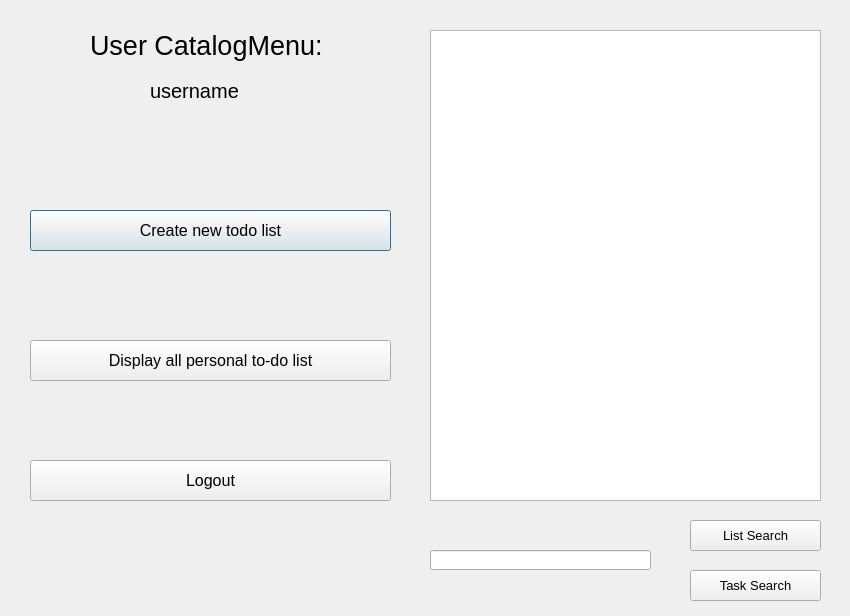
Qt form secondmain.ui (kuku20/qttodolist) before a commit.
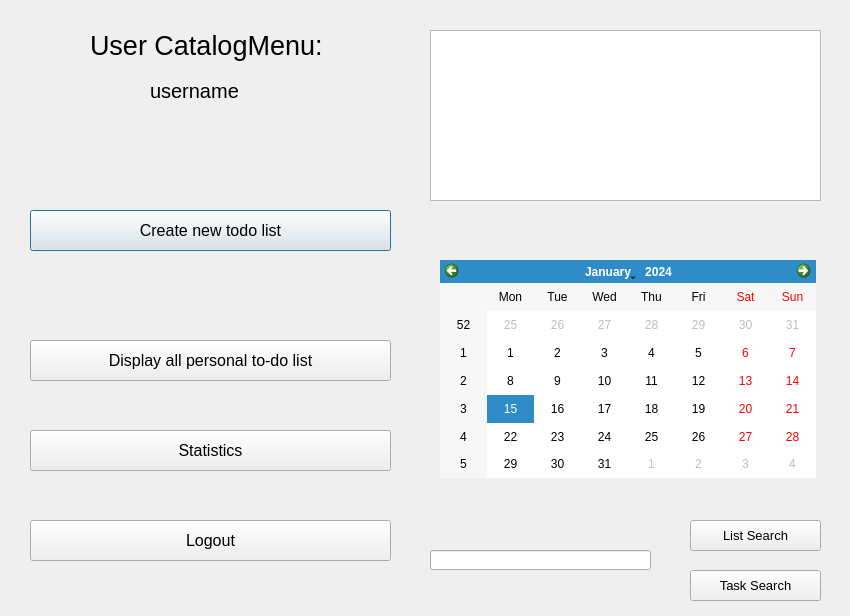
The same form after that commit.

Commit message:
statistic feature completed
statistics feature and its display gui are completed

Diff of the .ui file:
```diff
--- a/secondmain.ui
+++ b/secondmain.ui
@@ -71,7 +71,7 @@
    <property name="geometry">
     <rect>
      <x>30</x>
-     <y>460</y>
+     <y>520</y>
      <width>361</width>
      <height>41</height>
     </rect>
@@ -145,7 +145,7 @@
      <x>430</x>
      <y>30</y>
      <width>391</width>
-     <height>471</height>
+     <height>171</height>
     </rect>
    </property>
   </widget>
@@ -182,6 +182,34 @@
     <string>Task Search</string>
    </property>
   </widget>
+  <widget class="QCalendarWidget" name="calendarWidget">
+   <property name="geometry">
+    <rect>
+     <x>440</x>
+     <y>260</y>
+     <width>376</width>
+     <height>218</height>
+    </rect>
+   </property>
+  </widget>
+  <widget class="QPushButton" name="statBUT">
+   <property name="geometry">
+    <rect>
+     <x>30</x>
+     <y>430</y>
+     <width>361</width>
+     <height>41</height>
+    </rect>
+   </property>
+   <property name="font">
+    <font>
+     <pointsize>12</pointsize>
+    </font>
+   </property>
+   <property name="text">
+    <string>Statistics</string>
+   </property>
+  </widget>
  </widget>
  <resources/>
  <connections/>
```
The commit also changes 18 other files.
